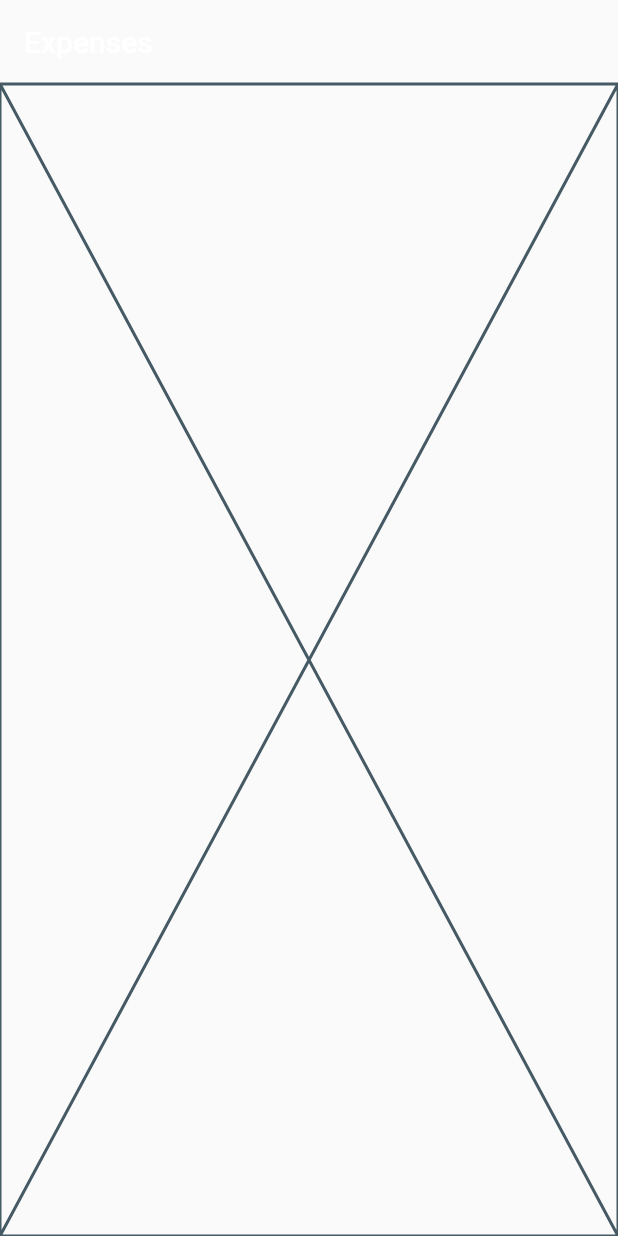
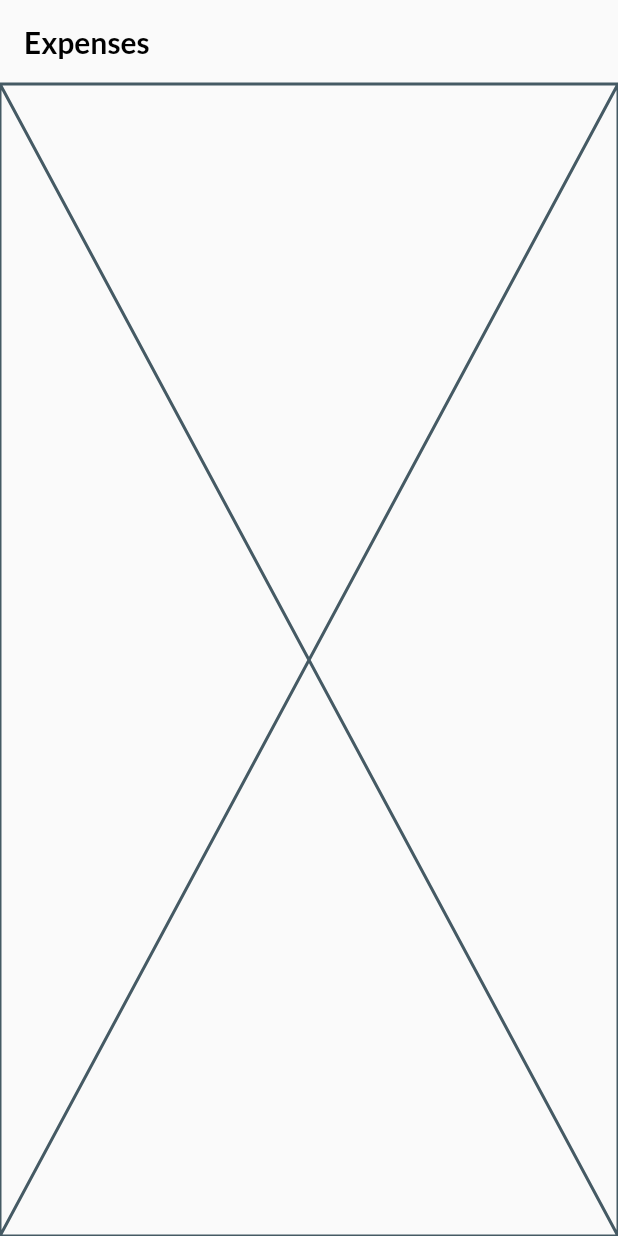
Before and after one commit to vintx64/flutter_replicate_card_transaction, a Flutter app: the screen it shows after launch, on a phone screen of 412 x 824 dp. Run offline on Flutter 3.47's test engine with Material 2 defaults, Android fonts, the phone set to English and light mode, and no system bars.

Commit message:
Add style text to app bar

```diff
--- a/lib/features/home/presentation/views/widgets/custom_app_bar.dart
+++ b/lib/features/home/presentation/views/widgets/custom_app_bar.dart
@@ -1,10 +1,12 @@
 import 'package:flutter/material.dart';
 import 'package:flutter_replicate_card_transaction/constants.dart';
+
+import '../../../../../core/utils/styles.dart';
 
 PreferredSizeWidget customAppBar({required String title}) {
   return AppBar(
     backgroundColor: kPrimaryColor,
     elevation: 0,
-    title: Text(title),
+    title: Text(title, style: Styles.appBarTxtStyle),
   );
 }
```
Also changed, not shown: lib/core/utils/styles.dart (added, +7 -0 lines).
